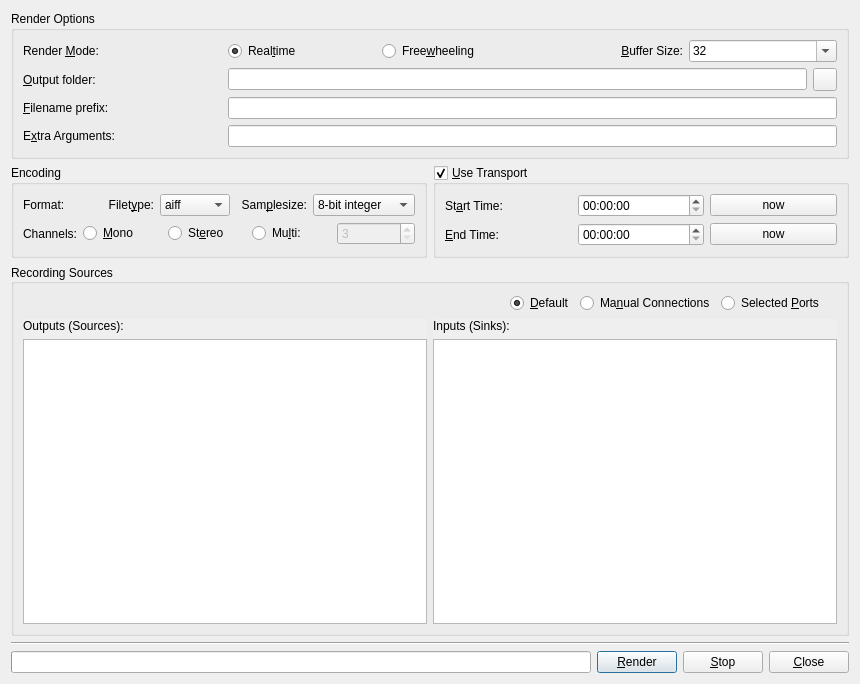
The window that resources/ui/mainwindow.ui (SpotlightKid/qjackcapture) describes before a commit, drawn with Qt 5.
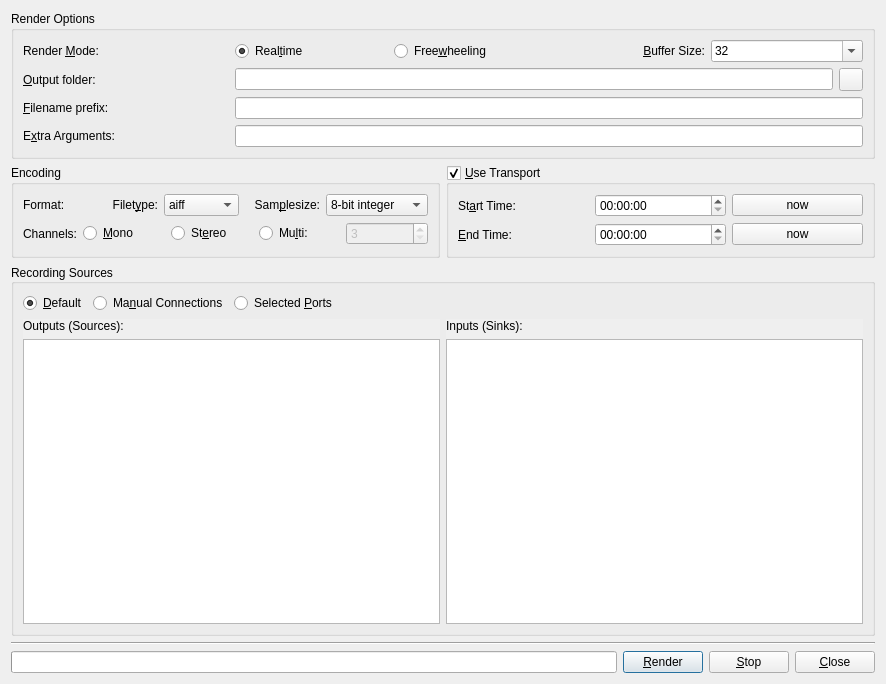
The same window after the commit. Icons and pictures are not drawn.

Commit message: Left-align recording source type selection radio buttons

```diff
--- a/resources/ui/mainwindow.ui
+++ b/resources/ui/mainwindow.ui
@@ -6,7 +6,7 @@
    <rect>
     <x>0</x>
     <y>0</y>
-    <width>860</width>
+    <width>886</width>
     <height>684</height>
    </rect>
   </property>
@@ -532,19 +532,6 @@
         <property name="rightMargin">
          <number>0</number>
         </property>
-        <item>
-         <spacer name="spacer_sources">
-          <property name="orientation">
-           <enum>Qt::Horizontal</enum>
-          </property>
-          <property name="sizeHint" stdset="0">
-           <size>
-            <width>40</width>
-            <height>20</height>
-           </size>
-          </property>
-         </spacer>
-        </item>
         <item>
          <widget class="QRadioButton" name="rb_source_default">
           <property name="toolTip">
@@ -588,6 +575,19 @@
           </property>
          </widget>
         </item>
+        <item>
+         <spacer name="spacer_sources">
+          <property name="orientation">
+           <enum>Qt::Horizontal</enum>
+          </property>
+          <property name="sizeHint" stdset="0">
+           <size>
+            <width>40</width>
+            <height>20</height>
+           </size>
+          </property>
+         </spacer>
+        </item>
        </layout>
       </item>
       <item>
@@ -639,7 +639,7 @@
              <rect>
               <x>0</x>
               <y>0</y>
-              <width>405</width>
+              <width>418</width>
               <height>223</height>
              </rect>
             </property>
@@ -708,7 +708,7 @@
              <rect>
               <x>0</x>
               <y>0</y>
-              <width>405</width>
+              <width>418</width>
               <height>223</height>
              </rect>
             </property>
```
Left out of the diff: 2 changed lines with no effect on the pictures.
